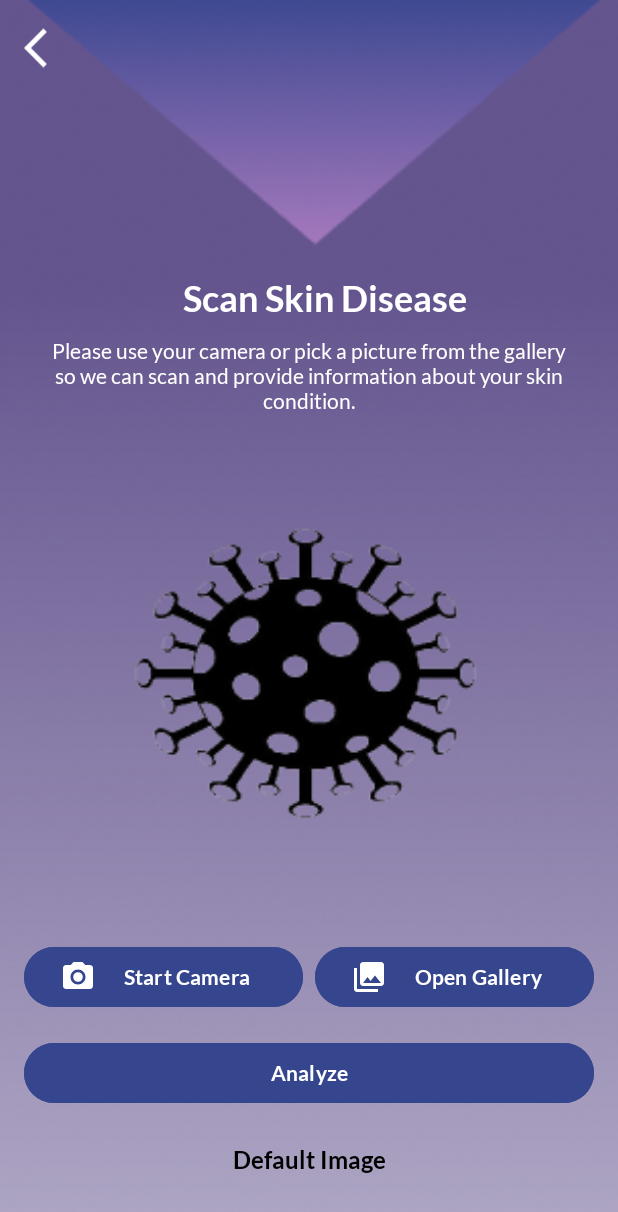
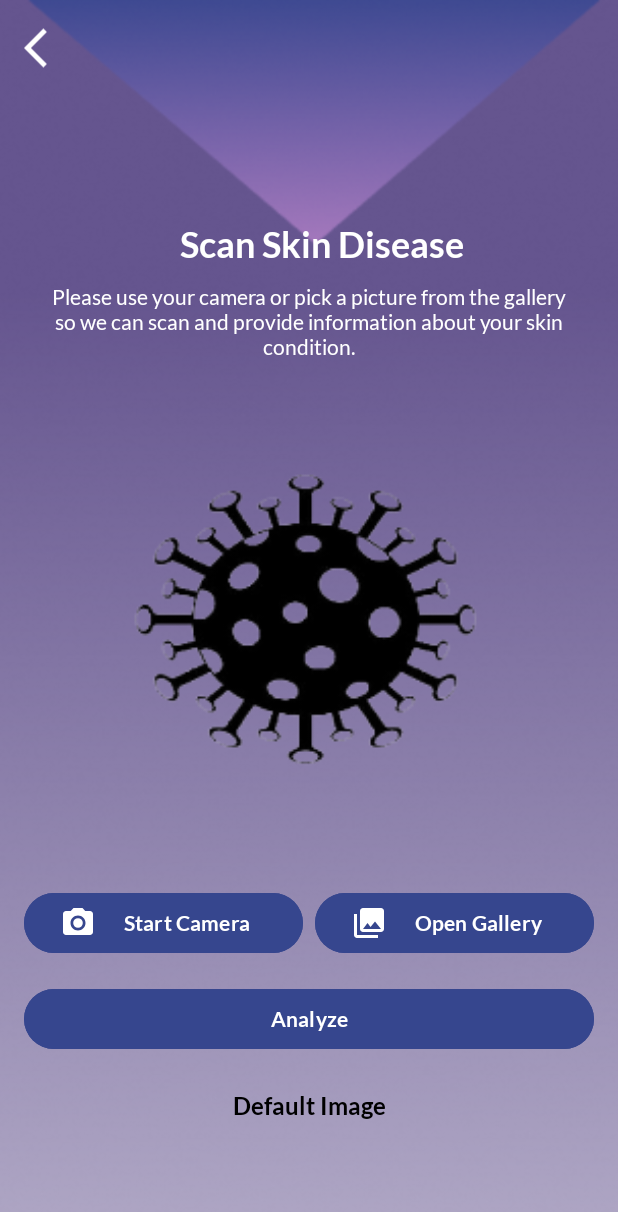
Before and after one commit to EverdD/SKeen, an Android app: the ScannerActivity screen opened directly, with no data from a screen before it, on a phone screen of 412 x 824 dp. Shown: the top 1212 px of the screen. Run offline under Robolectric (Android 15) with nearby library versions, the phone set to English and light mode, and no system bars; libraries missing offline, so code that uses them is left out: org.tensorflow.lite.

Commit message:
update layout

```diff
--- a/app/src/main/res/layout/activity_scanner.xml
+++ b/app/src/main/res/layout/activity_scanner.xml
@@ -24,13 +24,13 @@
         android:id="@+id/tv_desc1"
         android:layout_width="wrap_content"
         android:layout_height="wrap_content"
-        android:layout_marginTop="184dp"
+        android:layout_marginTop="148dp"
         android:fontFamily="@font/lato_bold"
         android:text="Scan Skin Disease"
         android:textColor="@color/white"
         android:textSize="24sp"
         app:layout_constraintEnd_toEndOf="parent"
-        app:layout_constraintHorizontal_bias="0.547"
+        app:layout_constraintHorizontal_bias="0.538"
         app:layout_constraintStart_toStartOf="parent"
         app:layout_constraintTop_toTopOf="parent" />
 
```
